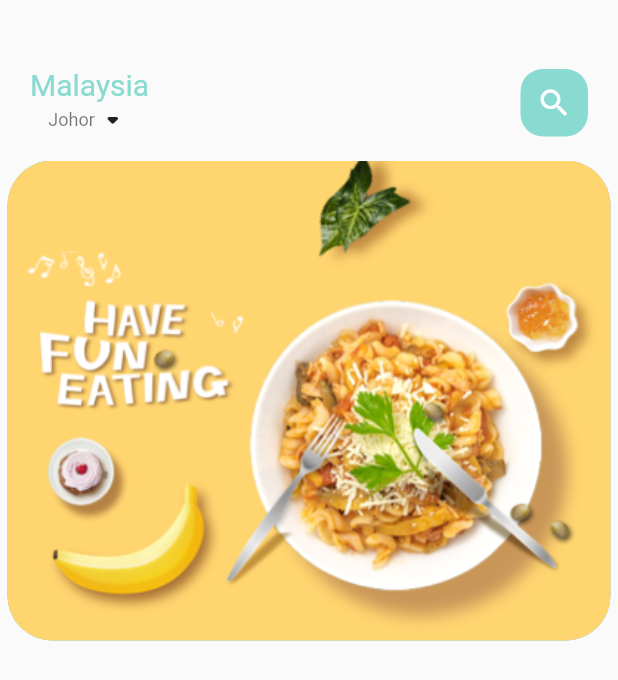
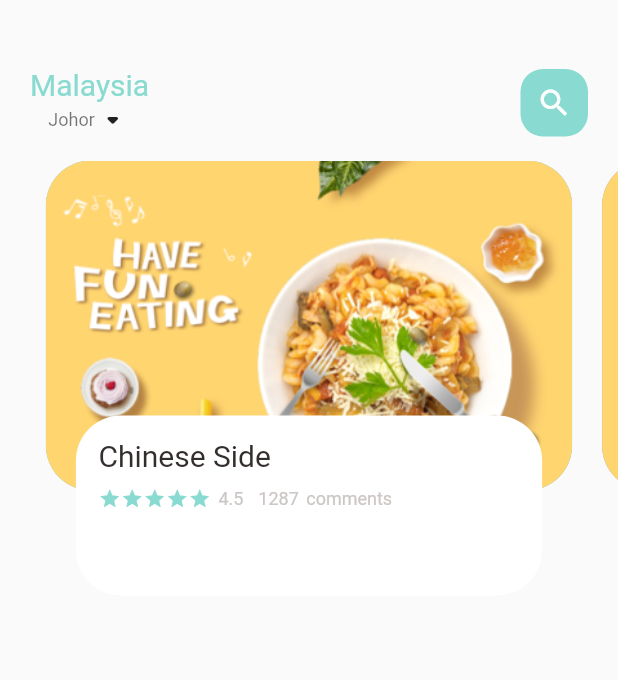
Before and after one commit to MINGSHENG1998/flutter_ecom_app, a Flutter app: the screen it shows after launch, on a phone screen of 412 x 824 dp. Shown: the top 680 px of the screen. Run offline on Flutter 3.47's test engine with Material 2 defaults, Android fonts, the phone set to English and light mode, and no system bars.

Commit message:
added little info ui

```diff
--- a/lib/home/food_page_body.dart
+++ b/lib/home/food_page_body.dart
@@ -1,4 +1,7 @@
 import 'package:flutter/material.dart';
+import 'package:flutter_ecom_app/utils/colors.dart';
+import 'package:flutter_ecom_app/widgets/big_text.dart';
+import 'package:flutter_ecom_app/widgets/small_text.dart';
 
 class FoodPageBody extends StatefulWidget {
   FoodPageBody({Key? key}) : super(key: key);
@@ -8,11 +11,13 @@
 }
 
 class _FoodPageBodyState extends State<FoodPageBody> {
+  PageController pageController = PageController(viewportFraction: 0.9);
   @override
   Widget build(BuildContext context) {
     return Container(
         height: 320,
         child: PageView.builder(
+            controller: pageController,
             itemCount: 5,
             itemBuilder: (context, position) {
               return _buildPageItem(position);
@@ -20,15 +25,61 @@
   }
 
   Widget _buildPageItem(int index) {
-    return Container(
+    return Stack(
+      //children inside stack container will follow their own height
+      children: [
+        Container(
           height: 220,
-      margin: EdgeInsets.only(left: 5, right: 5),
+          margin: EdgeInsets.only(left: 10, right: 10),
           decoration: BoxDecoration(
               borderRadius: BorderRadius.circular(30),
               color: index.isEven ? Color(0xFF69c5df) : Color(0xFF9294cc),
               image: DecorationImage(
                   fit: BoxFit.cover,
                   image: AssetImage("assets/image/food0.png"))),
+        ),
+        Align(
+          alignment: Alignment.bottomCenter,
+          child: Container(
+            height: 120,
+            margin: EdgeInsets.only(left: 30, right: 30, bottom: 30),
+            decoration: BoxDecoration(
+                borderRadius: BorderRadius.circular(30), color: Colors.white),
+            child: Container(
+              padding: EdgeInsets.only(top: 15, left: 15, right: 15),
+              child: Column(
+                  crossAxisAlignment: CrossAxisAlignment.start,
+                  children: [
+                    BigText(text: "Chinese Side"),
+                    SizedBox(height: 10),
+                    Row(
+                      children: [
+                        Wrap(
+                          children: List.generate(
+                              5,
+                              (index) => Icon(
+                                    Icons.star,
+                                    color: AppColors.mainColor,
+                                    size: 15,
+                                  )),
+                        ),
+                        SizedBox(width: 5),
+                        SmallText(text: "4.5"),
+                        SizedBox(width: 10),
+                        SmallText(text: "1287"),
+                        SizedBox(width: 5),
+                        SmallText(text: "comments")
+                      ],
+                    ),
+                    SizedBox(height: 20),
+                    Row(
+                      children: [],
+                    )
+                  ]),
+            ),
+          ),
+        ),
+      ],
     );
   }
 }
```
Lines whose indentation alone changed are shown as unchanged.
